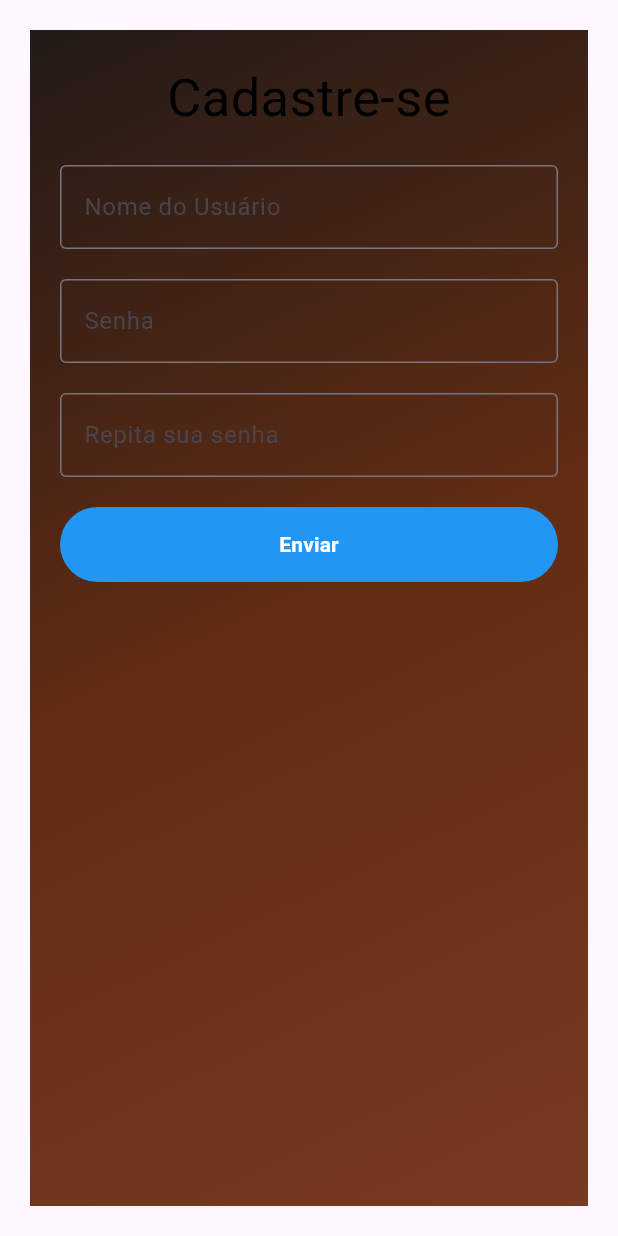
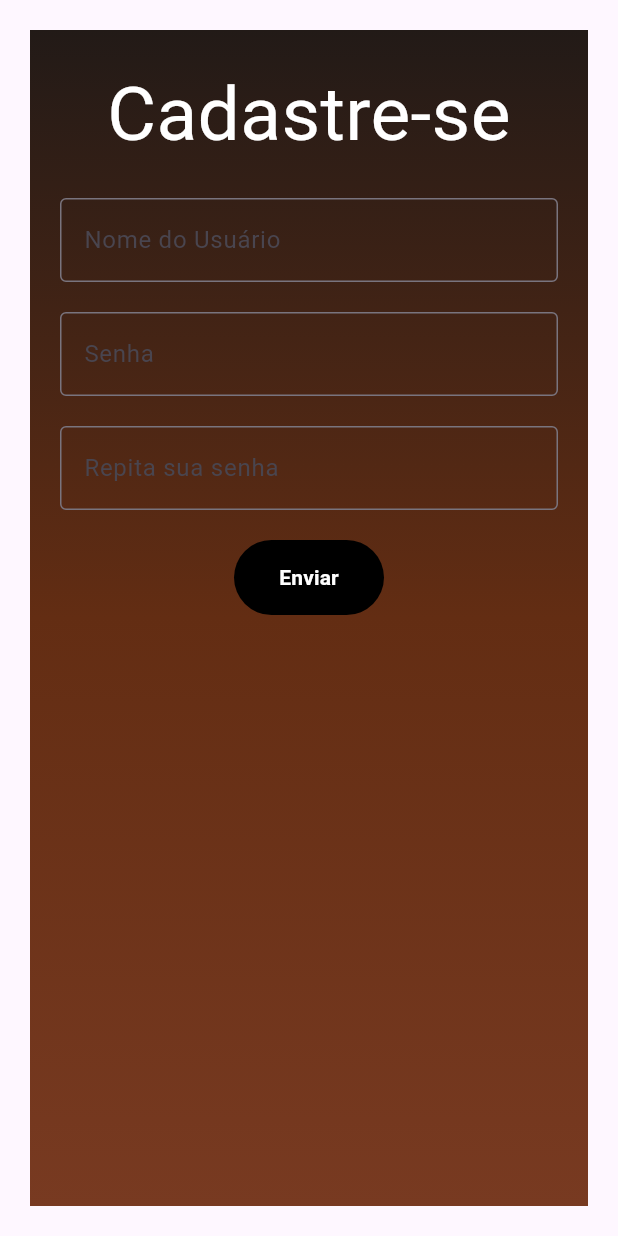
Before and after one commit to GustavoZanardi15/povaPratica-BARBEARIA, a Flutter app: the screen it shows after launch, on a phone screen of 412 x 824 dp. Run offline on Flutter 3.47's test engine with Material 3 defaults, Android fonts, the phone set to English and light mode, and no system bars; Roboto replaces fonts that are missing (Arial).

Commit message:
Alterações no backgroun

```diff
--- a/lib/screens/page_form.dart
+++ b/lib/screens/page_form.dart
@@ -26,13 +26,13 @@ class _PageFormState extends State<PageForm> {
        Container(
         decoration: BoxDecoration(
           gradient: LinearGradient(
+            begin: Alignment.topCenter,
+            end: Alignment.bottomCenter,
             colors: [
               Color(0xFF221A17),
               Color(0xFF632D13),
               Color(0xFF783A21),
             ],
-            begin: Alignment.topLeft,
-            end: Alignment.bottomRight
           ),
         ),
        ),
@@ -43,6 +43,7 @@ class _PageFormState extends State<PageForm> {
         padding: EdgeInsets.all(20.0),
         child: Column(
         children: <Widget>[
+
           HeaderText(),
           SizedBox(height: 20),
           UserNameField(
--- a/lib/widgets/header_text.dart
+++ b/lib/widgets/header_text.dart
@@ -7,8 +7,9 @@ class HeaderText extends StatelessWidget {
       'Cadastre-se',
       textAlign: TextAlign.center,
       style: TextStyle(
-        fontSize: 35,
-        color: Colors.black,
+        fontSize: 50,
+        fontFamily: 'Arial',
+        color: Colors.white,
       ),
     );
   }
--- a/lib/widgets/submit_button.dart
+++ b/lib/widgets/submit_button.dart
@@ -8,10 +8,10 @@ class SubmitButton extends StatelessWidget {
   @override
   Widget build(BuildContext context) {
     return SizedBox(
-      width: double.infinity,
+      width: 100,
       child: TextButton(
         style: TextButton.styleFrom(
-          backgroundColor: Colors.blue,
+          backgroundColor: Colors.black,
           padding: EdgeInsets.symmetric(vertical: 15),
         ),
         child: Text(
--- a/pubspec.yaml
+++ b/pubspec.yaml
@@ -58,6 +58,8 @@ flutter:
   # the material Icons class.
   uses-material-design: true
 
+
+
   # To add assets to your application, add an assets section, like this:
   # assets:
   #   - images/a_dot_burr.jpeg
@@ -85,6 +87,8 @@ flutter:
   #       - asset: fonts/TrajanPro.ttf
   #       - asset: fonts/TrajanPro_Bold.ttf
   #         weight: 700
-  #
+  #     - family: Bebas Neue
+  #    fonts:
+  #      - asset: fonts/BebasNeue-Regular.ttf
   # For details regarding fonts from package dependencies,
   # see https://flutter.dev/custom-fonts/#from-packages
```
Also changed, not shown: lib/assets/images/logo.png (deleted).
